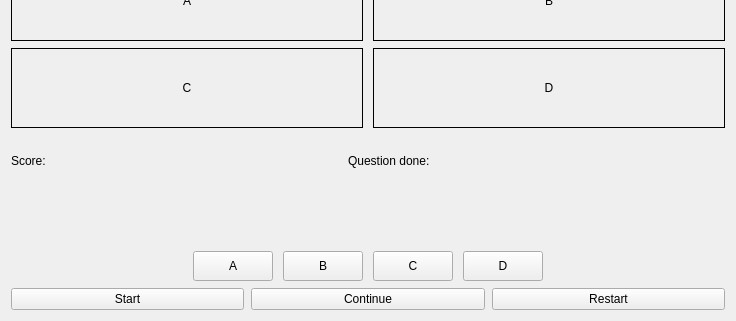
sangpham2710/CS163-Project, file widgetgame.ui: the form before one commit; both pictures show x 0 to 736 and y 185 to 506 of the 736 by 506 pixel window.
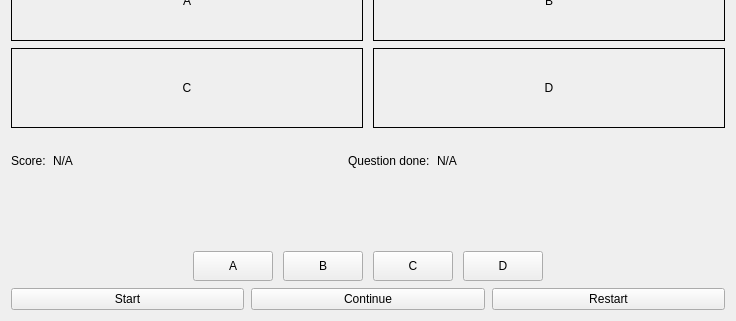
The form after the commit.

Commit message: finish change tab

Patch:
```diff
--- a/widgetgame.ui
+++ b/widgetgame.ui
@@ -253,7 +253,7 @@
         </size>
        </property>
        <property name="text">
-        <string/>
+        <string>N/A</string>
        </property>
       </widget>
      </item>
@@ -273,7 +273,7 @@
      <item>
       <widget class="QLabel" name="labelQuestionCount">
        <property name="text">
-        <string/>
+        <string>N/A</string>
        </property>
       </widget>
      </item>
```
The commit also changes 2 other files.
